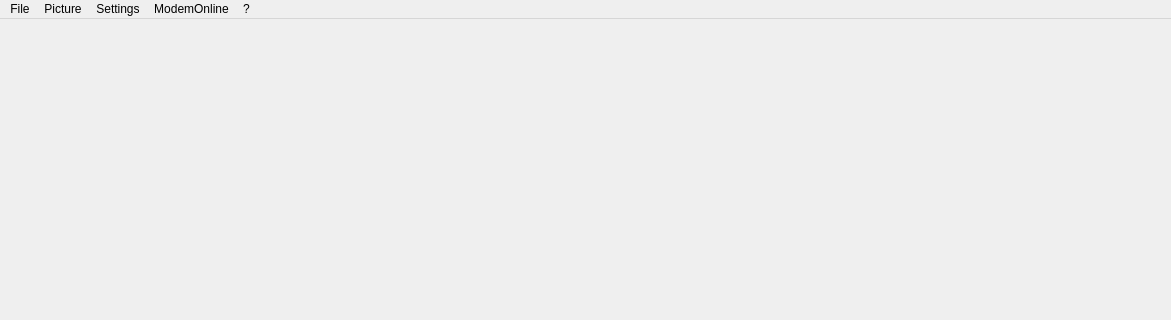
The window that mainwindow.ui (introkun/Quiz) describes before a commit, drawn with Qt 5; both pictures show x 0 to 1171 and y 0 to 320 of the 1171 by 714 pixel window.
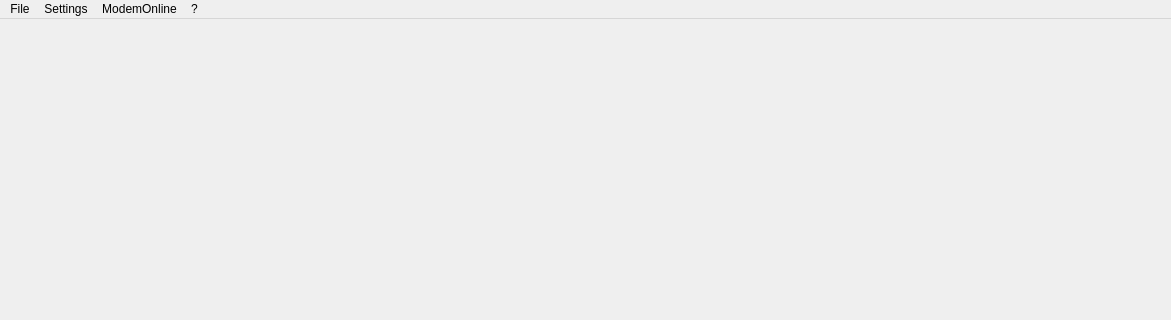
The same window after the commit.

What changed in the file:
```diff
--- a/mainwindow.ui
+++ b/mainwindow.ui
@@ -44,13 +44,6 @@
     <addaction name="actionModemReset"/>
     <addaction name="actionQuit"/>
    </widget>
-   <widget class="QMenu" name="menuPicture">
-    <property name="title">
-     <string>Picture</string>
-    </property>
-    <addaction name="actionSetPicture"/>
-    <addaction name="actionClearPicture"/>
-   </widget>
    <widget class="QMenu" name="menuSettings">
     <property name="title">
      <string>Settings</string>
@@ -72,7 +65,6 @@
     <addaction name="actionAbout"/>
    </widget>
    <addaction name="menu"/>
-   <addaction name="menuPicture"/>
    <addaction name="menuSettings"/>
    <addaction name="menuModemOnline"/>
    <addaction name="menu_2"/>
```
Left out of the diff: 1 changed line with no effect on the pictures.
